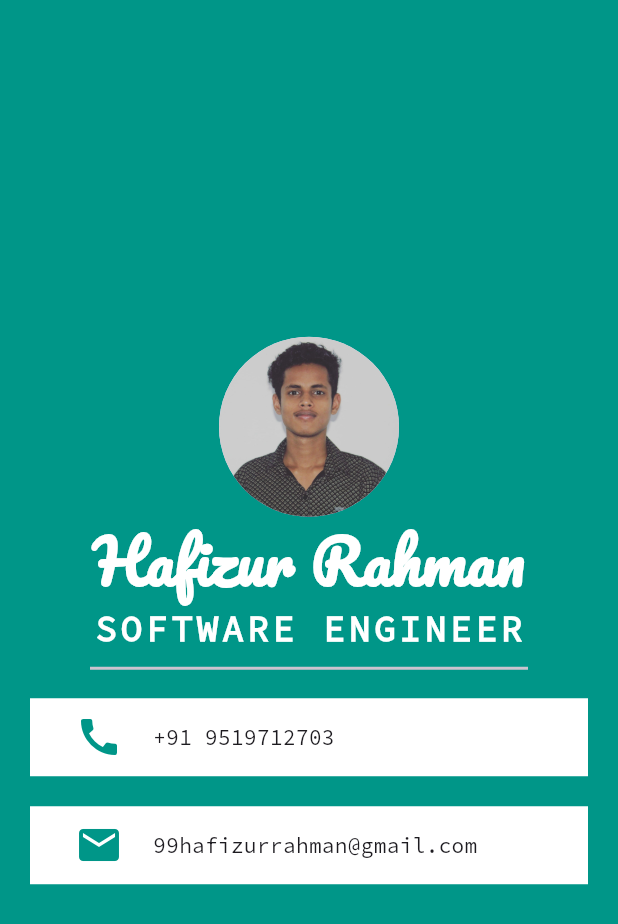
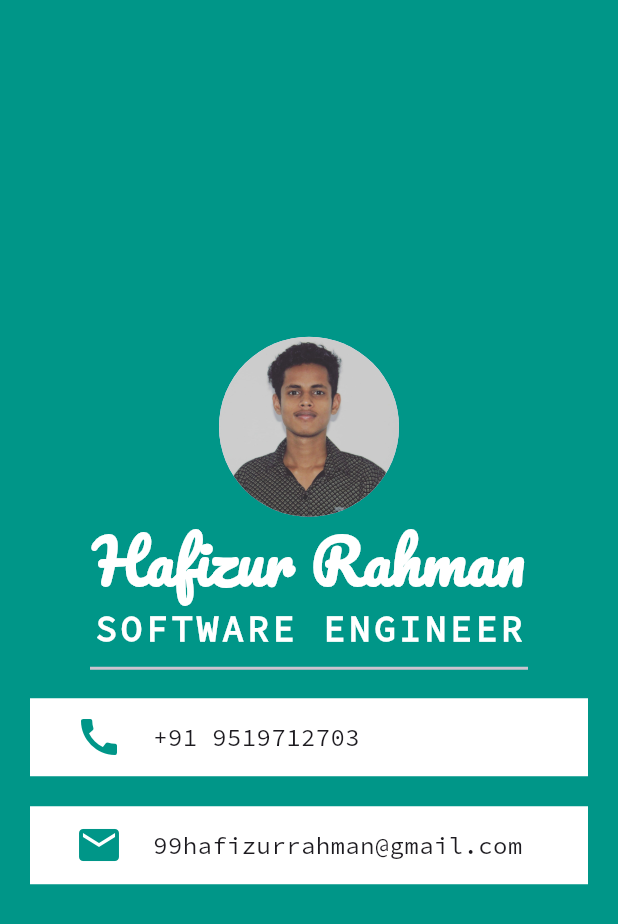
Before and after one commit to hafeez25/mi_card_flutter, a Flutter app: the screen it shows after launch, on a phone screen of 412 x 824 dp. Shown: the top 924 px of the screen. Run offline on Flutter 3.47's test engine with Material 3 defaults, Android fonts, the phone set to English and light mode, and no system bars.

Commit message:
Font size update

```diff
--- a/lib/main.dart
+++ b/lib/main.dart
@@ -65,7 +65,7 @@ class MyApp extends StatelessWidget {
                         SizedBox(width: 20,),
                         Text(
                           '+91 9519712703',
-                          style: TextStyle(fontFamily: 'SourceCodePro'),
+                          style: TextStyle(fontFamily: 'SourceCodePro',fontSize: 16),
                         )
                       ],
                     ),
@@ -84,7 +84,7 @@ class MyApp extends StatelessWidget {
                         SizedBox(width: 20,),
                         Text(
                           '99hafizurrahman@gmail.com',
-                          style: TextStyle(fontFamily: 'SourceCodePro'),
+                          style: TextStyle(fontFamily: 'SourceCodePro',fontSize: 16),
                         )
                       ],
                     ),
```
